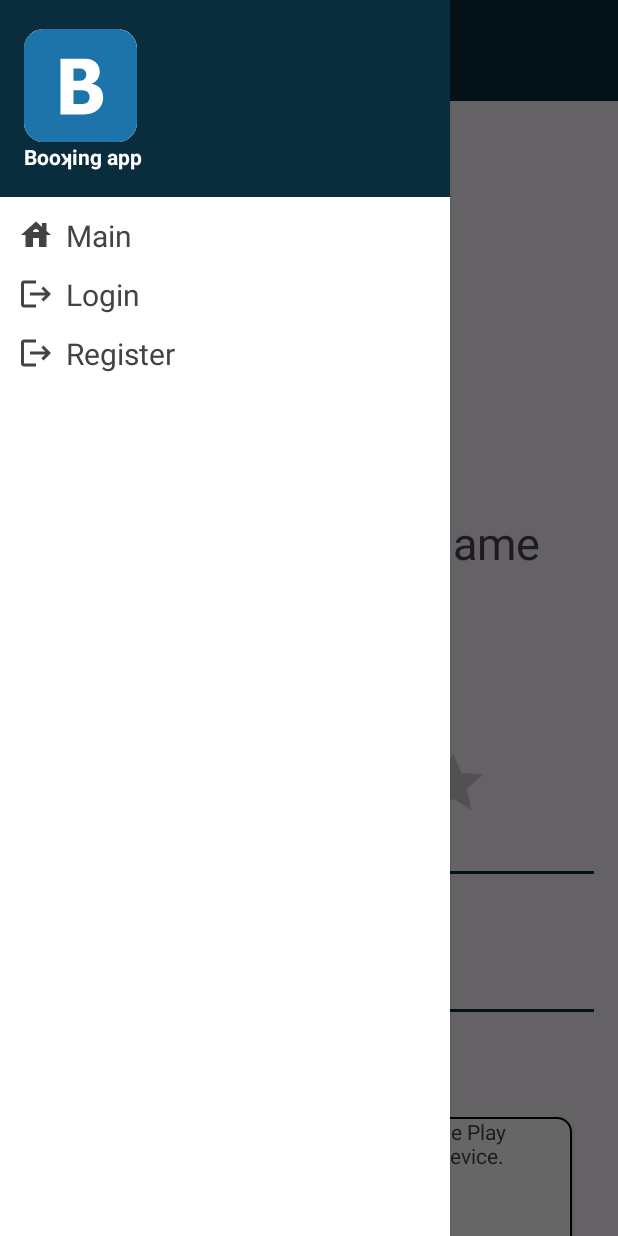
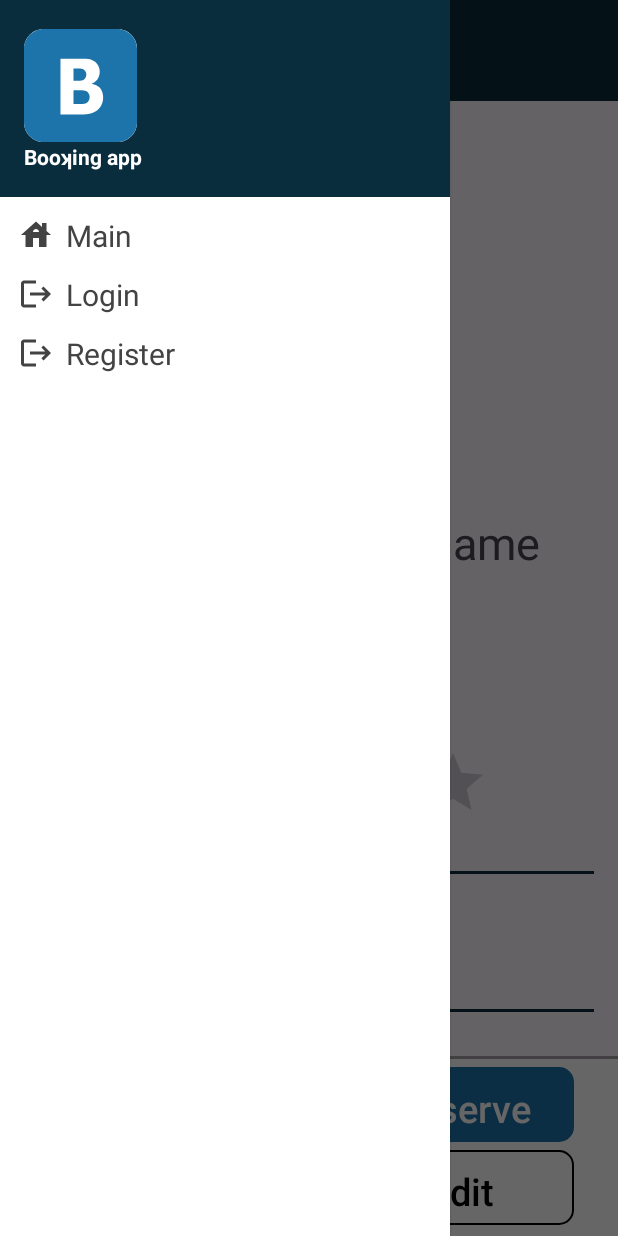
Before and after one commit to StefanDjuricaSV35-2021/booking_ma_tim21, an Android app: the AccommodationActivity screen opened directly, with no data from a screen before it, with the side drawer open, on a phone screen of 412 x 824 dp. Run offline under Robolectric (Android 15) with nearby library versions, the phone set to English and light mode, and no system bars; libraries missing offline, so code that uses them is left out: io.jsonwebtoken; 8 statements that could not run were skipped.

Commit message:
added reservation footer bar

```diff
--- a/app/src/main/java/com/example/booking_ma_tim21/activities/AccommodationActivity.java
+++ b/app/src/main/java/com/example/booking_ma_tim21/activities/AccommodationActivity.java
@@ -1,4 +1,6 @@
 package com.example.booking_ma_tim21.activities;
+
+import static android.app.PendingIntent.getActivity;
 
 import androidx.appcompat.app.AppCompatActivity;
 import androidx.recyclerview.widget.LinearLayoutManager;
@@ -7,6 +9,7 @@ import androidx.viewpager.widget.ViewPager;
 
 import android.content.Intent;
 import android.os.Bundle;
+import android.view.View;
 import android.widget.TextView;
 
 import com.example.booking_ma_tim21.R;
@@ -17,13 +20,16 @@ import com.example.booking_ma_tim21.authentication.AuthManager;
 import com.example.booking_ma_tim21.dto.AccommodationDetailsDTO;
 import com.example.booking_ma_tim21.fragments.MapFragment;
 import com.example.booking_ma_tim21.model.enumeration.Amenity;
+import com.example.booking_ma_tim21.util.DatePickerCreator;
 import com.example.booking_ma_tim21.util.NavigationSetup;
 import com.google.android.gms.maps.CameraUpdateFactory;
 import com.google.android.gms.maps.OnMapReadyCallback;
 import com.google.android.gms.maps.SupportMapFragment;
 import com.google.android.gms.maps.model.LatLng;
+import com.google.android.material.datepicker.MaterialDatePicker;
 
 import java.util.ArrayList;
+import java.util.Date;
 
 public class AccommodationActivity extends AppCompatActivity {
     AccommodationDetailsDTO acc;
@@ -56,7 +62,7 @@ public class AccommodationActivity extends AppCompatActivity {
         TextView location=findViewById(R.id.location_tv);
         TextView type=findViewById(R.id.type_tv);
         TextView guests=findViewById(R.id.guests_tv);
-        RecyclerView amenities=findViewById(R.id.amenities_lv);
+        TextView availability=findViewById(R.id.availability_tv);
         //TextView price=findViewById(R.id.price_tv);
 
         setImageSlider(imageSlider);
@@ -64,8 +70,18 @@ public class AccommodationActivity extends AppCompatActivity {
         location.setText(acc.getLocation());
         type.setText(acc.getType().toString());
         guests.setText(acc.getMinGuests()+"-"+acc.getMaxGuests()+" Guests");
-        setAmenityList(amenities, (ArrayList<Amenity>) acc.getAmenities());
+        setAmenityList((ArrayList<Amenity>) acc.getAmenities());
         setMapFragment();
+        availability.setOnClickListener(new View.OnClickListener() {
+            @Override
+            public void onClick(View v) {
+
+                MaterialDatePicker picker = DatePickerCreator.getDatePicker(acc.getDates());
+                picker.show(getSupportFragmentManager(), picker.toString());
+
+
+            }
+        });
 
 
     }
@@ -90,12 +106,11 @@ public class AccommodationActivity extends AppCompatActivity {
                 .commit();
     }
 
-    void setAmenityList(RecyclerView listView, ArrayList<Amenity> amenities){
+    void setAmenityList(ArrayList<Amenity> amenities){
 
-
+        RecyclerView listView=findViewById(R.id.amenities_lv);
         listView.setLayoutManager(new LinearLayoutManager(this));
         AmenityListAdapter adapter = new AmenityListAdapter(amenities); // Replace with your custom adapter
-
         listView.setAdapter(adapter);
 
     }
--- a/app/src/main/java/com/example/booking_ma_tim21/dto/AccommodationDetailsDTO.java
+++ b/app/src/main/java/com/example/booking_ma_tim21/dto/AccommodationDetailsDTO.java
@@ -22,6 +22,7 @@ public class AccommodationDetailsDTO implements Serializable {
     private boolean enabled;
     private boolean perNight;
     private String location;
+
     private List<TimeSlot> dates;
 
     public AccommodationDetailsDTO(Long id, Long ownerId, String name, AccommodationType type,
@@ -95,4 +96,9 @@ public class AccommodationDetailsDTO implements Serializable {
     public String getLocation() {
         return location;
     }
+
+
+    public List<TimeSlot> getDates() {
+        return dates;
+    }
 }
--- /dev/null
+++ b/app/src/main/java/com/example/booking_ma_tim21/fragments/ReservationBarFragment.java
@@ -0,0 +1,82 @@
+package com.example.booking_ma_tim21.fragments;
+
+import android.os.Bundle;
+
+import androidx.annotation.NonNull;
+import androidx.annotation.Nullable;
+import androidx.fragment.app.Fragment;
+
+import android.view.LayoutInflater;
+import android.view.View;
+import android.view.ViewGroup;
+import android.widget.Button;
+import android.widget.TextView;
+
+import com.example.booking_ma_tim21.R;
+import com.google.android.material.button.MaterialButton;
+
+/**
+ * A simple {@link Fragment} subclass.
+ * Use the {@link ReservationBarFragment#newInstance} factory method to
+ * create an instance of this fragment.
+ */
+public class ReservationBarFragment extends Fragment {
+
+    public TextView date;
+    public TextView guests;
+    public TextView price;
+
+    MaterialButton reserve;
+    MaterialButton edit;
+
+
+    public ReservationBarFragment() {
+        // Required empty public constructor
+    }
+
+    public static ReservationBarFragment newInstance(String date, Integer guests,Double price) {
+        ReservationBarFragment fragment = new ReservationBarFragment();
+
+        Bundle args = new Bundle();
+        args.putString("date", date);
+        args.putInt("guests", guests);
+        args.putDouble("price", price);
+
+        fragment.setArguments(args);
+        return fragment;
+    }
+
+    @Override
+    public void onCreate(Bundle savedInstanceState) {
+        super.onCreate(savedInstanceState);
+    }
+
+    @Override
+    public View onCreateView(LayoutInflater inflater, ViewGroup container,
+                             Bundle savedInstanceState) {
+        // Inflate the layout for this fragment
+        return inflater.inflate(R.layout.fragment_reservation_bar, container, false);
+    }
+
+    @Override
+    public void onViewCreated(@NonNull View view, @Nullable Bundle savedInstanceState) {
+
+        date=view.findViewById(R.id.date_res_tv);
+        guests=view.findViewById(R.id.guests_res_tv);
+        price=view.findViewById(R.id.price_res_tv);
+        reserve=view.findViewById(R.id.res_btn);
+        edit=view.findViewById(R.id.edit_btn);
+
+
+    }
+
+    public void editDates(Bundle b){
+
+        date.setText(b.getString("dates"));
+        guests.setText(b.getString("guests"));
+
+        //TODO add price change
+
+    }
+
+}
--- /dev/null
+++ b/app/src/main/res/drawable/res_footer.xml
@@ -0,0 +1,15 @@
+<?xml version="1.0" encoding="utf-8"?>
+<layer-list xmlns:android="http://schemas.android.com/apk/res/android" >
+
+    <item>
+        <shape android:shape="rectangle" >
+            <solid android:color="#33000000"  />
+        </shape>
+    </item>
+    <item android:top="2dp">
+        <shape android:shape="rectangle" >
+            <solid android:color="#FFFFFF" />
+        </shape>
+    </item>
+
+</layer-list>
--- a/app/src/main/res/layout/activity_accommodation.xml
+++ b/app/src/main/res/layout/activity_accommodation.xml
@@ -22,7 +22,8 @@
         <androidx.core.widget.NestedScrollView
             android:layout_height="match_parent"
             android:layout_width="match_parent"
-            android:fillViewport="true"
+            android:layout_weight="9"
+
 
             >
 
@@ -264,15 +265,25 @@
 
 
 
-
             </androidx.constraintlayout.widget.ConstraintLayout>
 
 
 
         </androidx.core.widget.NestedScrollView>
 
+        <androidx.fragment.app.FragmentContainerView
+            android:id="@+id/res_bar_frag"
+            android:layout_width="match_parent"
+            android:layout_height="wrap_content"
+            android:name="com.example.booking_ma_tim21.fragments.ReservationBarFragment"
+            android:background="@drawable/res_footer"
+             >
+
+        </androidx.fragment.app.FragmentContainerView>
 
     </LinearLayout>
+
+
 
     <RelativeLayout
         android:layout_width="300dp"
--- /dev/null
+++ b/app/src/main/res/layout/fragment_reservation_bar.xml
@@ -0,0 +1,92 @@
+<?xml version="1.0" encoding="utf-8"?>
+<androidx.constraintlayout.widget.ConstraintLayout
+    xmlns:android="http://schemas.android.com/apk/res/android"
+    xmlns:tools="http://schemas.android.com/tools"
+    xmlns:app="http://schemas.android.com/apk/res-auto"
+    tools:context=".fragments.ReservationBarFragment"
+    android:layout_width="match_parent"
+    android:layout_height="120dp"
+    android:layout_weight="1"
+    android:background="@drawable/res_footer">
+
+
+        <TextView
+            android:id="@+id/price_res_tv"
+            android:layout_width="wrap_content"
+            android:layout_height="wrap_content"
+
+            android:text="$$$"
+            android:textSize="25dp"
+
+            android:layout_marginLeft="20dp"
+            android:layout_marginTop="15dp"
+
+            app:layout_constraintStart_toStartOf="parent"
+            app:layout_constraintTop_toTopOf="parent"/>
+
+        <TextView
+            android:id="@+id/guests_res_tv"
+            android:layout_width="wrap_content"
+            android:layout_height="wrap_content"
+            android:text="Number of guests"
+            android:textSize="16dp"
+            android:layout_marginLeft="20dp"
+            android:layout_marginTop="5dp"
+
+            app:layout_constraintStart_toStartOf="parent"
+            app:layout_constraintTop_toBottomOf="@id/price_res_tv"/>
+
+        <TextView
+            android:id="@+id/date_res_tv"
+            android:layout_width="wrap_content"
+            android:layout_height="wrap_content"
+            android:text="dd/MM/yyyy-dd/MM/yyyy"
+            android:textSize="16dp"
+            android:layout_marginLeft="20dp"
+            android:layout_marginTop="5dp"
+
+            app:layout_constraintStart_toStartOf="parent"
+            app:layout_constraintTop_toBottomOf="@id/guests_res_tv"/>
+
+        <com.google.android.material.button.MaterialButton
+            android:id="@+id/res_btn"
+            android:layout_width="150dp"
+            android:layout_height="50dp"
+            android:background="@drawable/bg_round_corners_white"
+            app:backgroundTint="@color/lightblue"
+            android:textColor="@color/white"
+
+            android:layout_marginTop="7dp"
+
+
+            android:textSize="25dp"
+            android:text="Reserve"
+
+            app:layout_constraintEnd_toEndOf="parent"
+            app:layout_constraintTop_toTopOf="parent"
+            app:layout_constraintStart_toEndOf="@id/date_res_tv"
+/>
+
+        <com.google.android.material.button.MaterialButton
+            android:id="@+id/edit_btn"
+            android:layout_width="150dp"
+            android:layout_height="50dp"
+            android:background="@drawable/bg_round_corners_white"
+            app:backgroundTint="@null"
+            android:textColor="@color/black"
+
+            android:layout_marginBottom="7dp"
+
+
+
+            android:textSize="25dp"
+            android:text="Edit"
+
+            app:layout_constraintEnd_toEndOf="parent"
+            app:layout_constraintStart_toEndOf="@id/date_res_tv"
+            app:layout_constraintBottom_toBottomOf="parent"/>
+
+
+
+
+</androidx.constraintlayout.widget.ConstraintLayout>
```
Also changed, not shown: app/src/main/java/com/example/booking_ma_tim21/fragments/ReservationParamsFragment.java (added, +138 -0 lines), app/src/main/java/com/example/booking_ma_tim21/fragments/SearchFragment.java (+2 -13 lines), app/src/main/java/com/example/booking_ma_tim21/model/TimeSlot.java (+35 -1 lines), app/src/main/java/com/example/booking_ma_tim21/util/AppConfig.java (added, +9 -0 lines), app/src/main/java/com/example/booking_ma_tim21/util/DatePickerCreator.java (added, +215 -0 lines), app/src/main/res/layout/fragment_reservation_params.xml (added, +67 -0 lines).
